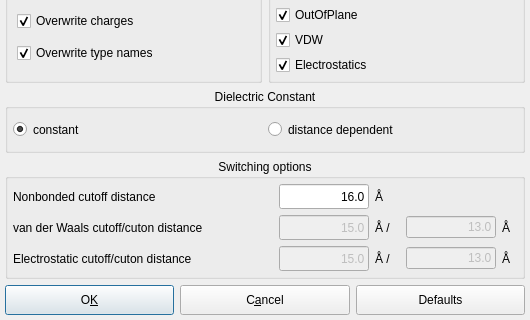
This is source/VIEW/DIALOGS/MMFF94ConfigurationDialog.ui in BALL-Project/ball as Qt 5 draws it before an edit; both pictures show x 0 to 530 and y 264 to 584 of the 530 by 584 pixel window. The edited form follows.
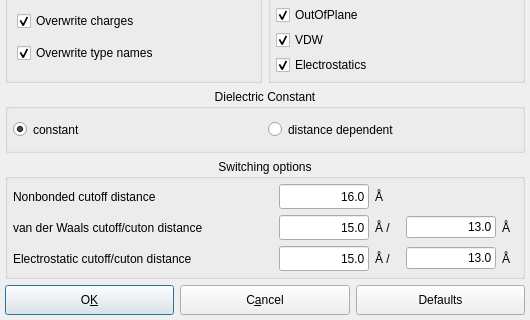
This is the edited form.

Diff of the .ui file:
```diff
--- a/source/VIEW/DIALOGS/MMFF94ConfigurationDialog.ui
+++ b/source/VIEW/DIALOGS/MMFF94ConfigurationDialog.ui
@@ -193,7 +193,7 @@
       <item row="1" column="1" >
        <widget class="QLineEdit" name="vdw_cutoff" >
         <property name="enabled" >
-         <bool>false</bool>
+         <bool>true</bool>
         </property>
         <property name="sizePolicy" >
          <sizepolicy>
@@ -226,7 +226,7 @@
       <item row="2" column="1" >
        <widget class="QLineEdit" name="electrostatic_cutoff" >
         <property name="enabled" >
-         <bool>false</bool>
+         <bool>true</bool>
         </property>
         <property name="minimumSize" >
          <size>
@@ -335,7 +335,7 @@
       <item row="1" column="3" >
        <widget class="QLineEdit" name="vdw_cuton" >
         <property name="enabled" >
-         <bool>false</bool>
+         <bool>true</bool>
         </property>
         <property name="text" >
          <string>13.0</string>
@@ -348,7 +348,7 @@
       <item row="2" column="3" >
        <widget class="QLineEdit" name="electrostatic_cuton" >
         <property name="enabled" >
-         <bool>false</bool>
+         <bool>true</bool>
         </property>
         <property name="text" >
          <string>13.0</string>
```
Left out of the diff: 4 changed lines with no effect on the pictures.
